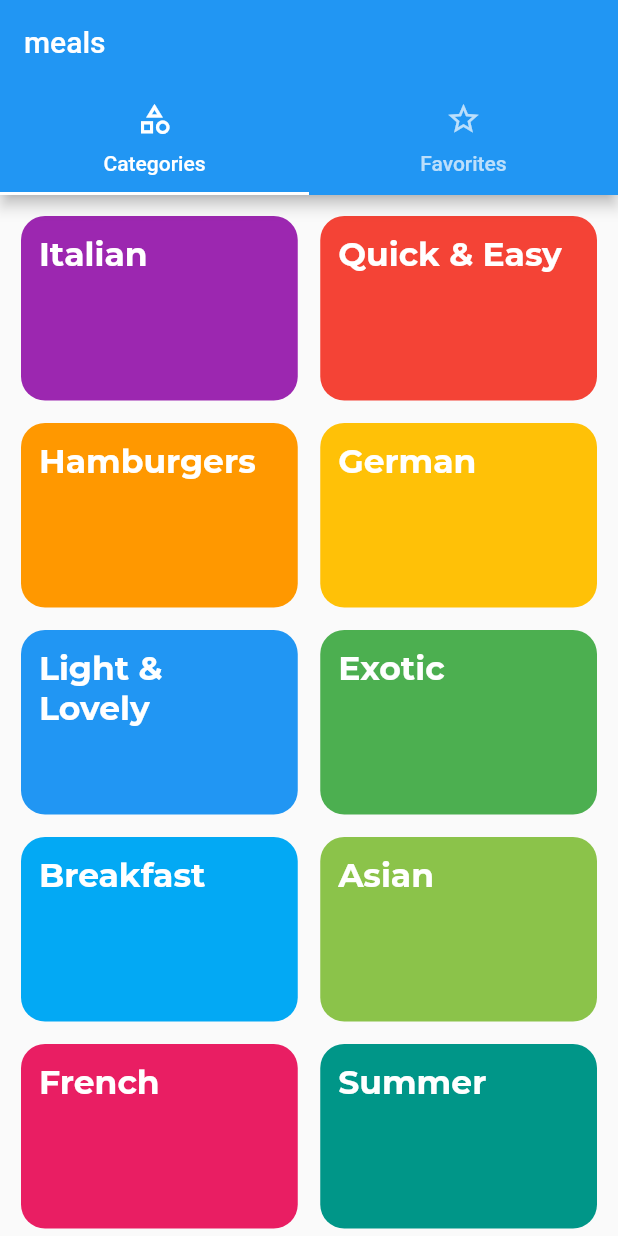
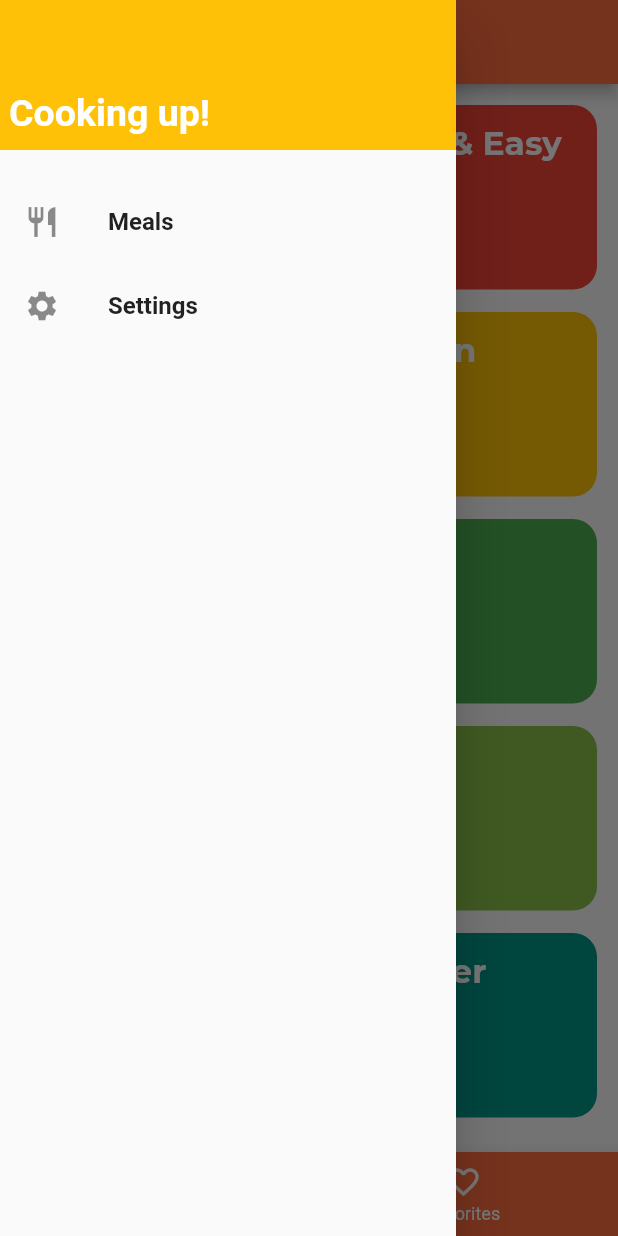
Before and after one commit to AKASHANGADII/meals_app, a Flutter app: the screen it shows after launch, with the side drawer open (before the commit the screen has no drawer), on a phone screen of 412 x 824 dp. Run offline on Flutter 3.47's test engine with Material 2 defaults, Android fonts, the phone set to English and light mode, and no system bars; missing offline and left inert: dart:js.

Commit message:
Tab bar changed to bottom bar and added drawer

```diff
--- a/lib/dummy_data.dart
+++ b/lib/dummy_data.dart
@@ -189,8 +189,8 @@ const DUMMY_MEALS = [
   Meal(
     id: 'm5',
     categories: [
-      'c2'
-          'c5',
+      'c2',
+      'c5',
       'c10',
     ],
     title: 'Salad with Smoked Salmon',
--- a/lib/main.dart
+++ b/lib/main.dart
@@ -1,6 +1,7 @@
 import 'package:flutter/material.dart';
 import 'package:meals_app/screens/categories_screen.dart';
 import 'package:meals_app/screens/category_meals_screen.dart';
+import 'package:meals_app/screens/filters_screen.dart';
 import 'package:meals_app/screens/meal_detail_screen.dart';
 import 'package:meals_app/screens/tab_bar_screen.dart';
 
@@ -15,6 +16,10 @@ class MyApp extends StatelessWidget {
   Widget build(BuildContext context) {
     return MaterialApp(
       debugShowCheckedModeBanner: false,
+      theme: ThemeData(
+
+        primaryColor: Colors.deepOrangeAccent,
+      ),
       // theme: ThemeData(
       //   textTheme: ThemeData.light().textTheme.copyWith(
       //     //title:TextStyle(),
@@ -26,6 +31,7 @@ class MyApp extends StatelessWidget {
         CategoriesScreen.routeName:(ctx)=>CategoriesScreen(),
         CategoryMealsScreen.routName:(ctx)=>CategoryMealsScreen(),
         MealDetailScreen.routeName:(ctx)=>MealDetailScreen(),
+        FiltersScreen.routeName:(ctx)=>FiltersScreen(),
       },
     );
   }
--- /dev/null
+++ b/lib/screens/filters_screen.dart
@@ -0,0 +1,23 @@
+import 'package:flutter/material.dart';
+import 'package:meals_app/widgets/drawer.dart';
+
+class FiltersScreen extends StatefulWidget {
+  static const routeName = '/filters';
+
+  const FiltersScreen({Key? key}) : super(key: key);
+
+  @override
+  State<FiltersScreen> createState() => _FiltersScreenState();
+}
+
+class _FiltersScreenState extends State<FiltersScreen> {
+  @override
+  Widget build(BuildContext context) {
+    return Scaffold(
+      appBar: AppBar(
+        title: Text("Filters"),
+      ),
+      drawer: MainDrawer(),
+      body: Center(child: Container(child: Text("Sample Text"),),),);
+  }
+}
--- a/lib/screens/tab_bar_screen.dart
+++ b/lib/screens/tab_bar_screen.dart
@@ -1,6 +1,7 @@
 import 'package:flutter/material.dart';
 import 'package:meals_app/screens/categories_screen.dart';
 
+import '../widgets/drawer.dart';
 import 'favorite_screen.dart';
 
 class TabBarScreen extends StatefulWidget {
@@ -11,34 +12,45 @@ class TabBarScreen extends StatefulWidget {
 }
 
 class _TabBarScreenState extends State<TabBarScreen> {
+  int _selectedTab = 0;
+  final List<Map<String, dynamic>> _pages = [
+    {
+      'page': CategoriesScreen(),
+      'title': "Categories",
+    },
+    {
+      'page': FavoriteScreen(),
+      'title': "Your Favorites",
+    }
+  ];
+  void _onSelected(int index) {
+    setState(() {
+      _selectedTab = index;
+    });
+  }
+
   @override
   Widget build(BuildContext context) {
-    return DefaultTabController(
-        length: 2,
-        initialIndex: 0,
-        child: Scaffold(
-          appBar: AppBar(
-            title: Text("meals"),
-            bottom: TabBar(
-              tabs: [
-                Tab(
-                  icon: Icon(Icons.category_outlined),
-                  text: "Categories",
-                ),
-                Tab(
-                  icon: Icon(Icons.star_border),
-                  text: "Favorites",
-                )
-              ],
-            ),
-          ),
-          body: TabBarView(
-            children: [
-              CategoriesScreen(),
-              FavoriteScreen(),
-            ],
-          ),
-        ),
+    return Scaffold(
+      appBar: AppBar(
+        title: Text(_pages[_selectedTab]['title']),
+        backgroundColor: Theme.of(context).primaryColor,
+      ),
+      drawer: MainDrawer(),
+      body: _pages[_selectedTab]['page'],
+      bottomNavigationBar: BottomNavigationBar(
+        backgroundColor: Theme.of(context).primaryColor,
+        onTap: _onSelected,
+        selectedItemColor: Colors.amberAccent,
+        unselectedItemColor: Colors.white,
+        currentIndex: _selectedTab,
+        items: [
+          BottomNavigationBarItem(
+              icon: Icon(Icons.category_outlined), label: "Categories"),
+          BottomNavigationBarItem(
+              icon: Icon(Icons.favorite_border), label: "Favorites"),
+        ],
+      ),
     );
   }
 }
--- /dev/null
+++ b/lib/widgets/drawer.dart
@@ -0,0 +1,52 @@
+import 'package:flutter/material.dart';
+import 'package:meals_app/screens/categories_screen.dart';
+
+import '../screens/filters_screen.dart';
+
+class MainDrawer extends StatelessWidget {
+  const MainDrawer({Key? key}) : super(key: key);
+
+  ListTile buildListTile(String text,IconData icon,Function()? tapHandler) {
+    return ListTile(
+      onTap: tapHandler,
+      leading: Icon(icon),
+      title: Text(
+        text,
+        style: TextStyle(fontSize: 16, fontWeight: FontWeight.bold),
+      ),
+    );
+  }
+  @override
+  Widget build(BuildContext context) {
+    return Drawer(
+      child: Column(
+        children: [
+          Container(
+            color: Colors.amber,
+            width: double.infinity,
+            height: 100,
+            alignment: Alignment.bottomLeft,
+            padding: EdgeInsets.symmetric(horizontal: 6,vertical: 10),
+            child: Text(
+              "Cooking up!",
+              style: TextStyle(
+                  fontSize: 25,
+                  fontWeight: FontWeight.bold,
+                  color: Colors.white),
+            ),
+          ),
+          SizedBox(
+            height: 20,
+          ),
+          buildListTile("Meals",Icons.restaurant,(){
+            Navigator.of(context).pushReplacementNamed('/');
+          }),
+          buildListTile("Settings",Icons.settings,(){
+            Navigator.of(context).pushReplacementNamed(FiltersScreen.routeName);
+          }),
+        ],
+      ),
+    );
+  }
+
+}
```
